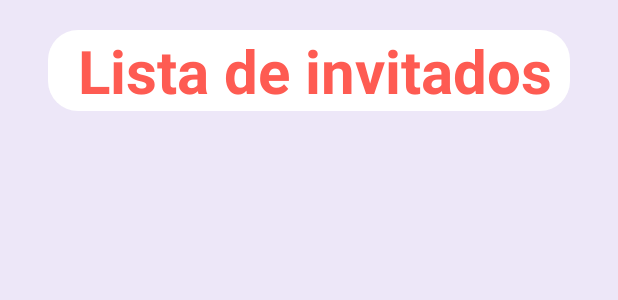
After one commit to guidochavarris2/reuu_premium, an Android app: the layout activity_lista_de_invitados.xml on its own in the app's theme, with its tools: preview values and no code run, on a phone screen of 412 x 824 dp. The commit adds this screen. Shown: the top 300 px of the screen. Run offline under Robolectric (Android 15) with nearby library versions, the phone set to English and light mode, and no system bars.

Commit message:
Commit Aldo, Lista de invitaddos

```diff
--- a/app/src/main/java/com/example/reeu_premium/Principal.java
+++ b/app/src/main/java/com/example/reeu_premium/Principal.java
@@ -4,6 +4,7 @@ import androidx.appcompat.app.AppCompatActivity;
 
 import android.content.Intent;
 import android.os.Bundle;
+import android.util.Log;
 import android.view.View;
 import android.widget.Button;
 
--- /dev/null
+++ b/app/src/main/res/layout/activity_lista_de_invitados.xml
@@ -0,0 +1,61 @@
+<?xml version="1.0" encoding="utf-8"?>
+<androidx.constraintlayout.widget.ConstraintLayout xmlns:android="http://schemas.android.com/apk/res/android"
+    xmlns:app="http://schemas.android.com/apk/res-auto"
+    xmlns:tools="http://schemas.android.com/tools"
+    android:layout_width="match_parent"
+    android:layout_height="match_parent"
+    tools:context=".Lista_de_invitados"
+    android:background="#EDE7F8">
+
+
+    <View
+        android:id="@+id/_bg_lista"
+        android:layout_marginStart="0dp"
+        android:layout_marginTop="0dp"
+        android:layout_width="match_parent"
+        android:layout_height="match_parent" />
+
+    <ScrollView
+        android:layout_width="match_parent"
+        android:layout_height="match_parent"
+        app:layout_constraintBottom_toBottomOf="parent"
+        app:layout_constraintEnd_toEndOf="parent"
+        app:layout_constraintStart_toStartOf="parent"
+        app:layout_constraintTop_toTopOf="parent">
+
+        <LinearLayout
+            android:layout_width="match_parent"
+            android:layout_height="wrap_content"
+            android:orientation="vertical"
+            android:paddingStart="32dp"
+            android:paddingEnd="32dp">
+
+            <androidx.constraintlayout.widget.ConstraintLayout
+                android:layout_width="match_parent"
+                android:layout_height="match_parent"
+                android:layout_marginTop="20dp">
+
+                <TextView
+                    android:id="@+id/txtLista_invitados"
+                    android:layout_width="wrap_content"
+                    android:layout_height="wrap_content"
+                    android:text="  Lista de invitados  "
+                    android:textColor="#fe5b52"
+                    android:textSize="40sp"
+                    android:background="@drawable/white_background"
+                    android:textStyle="bold"
+                    app:layout_constraintStart_toStartOf="parent"
+                    app:layout_constraintTop_toTopOf="parent" />
+            </androidx.constraintlayout.widget.ConstraintLayout>
+
+            <ListView
+                android:id="@+id/ListViewInvitado"
+                android:layout_marginTop="10dp"
+                android:layout_width="match_parent"
+                android:layout_height="match_parent" />
+
+
+        </LinearLayout>
+    </ScrollView>
+
+</androidx.constraintlayout.widget.ConstraintLayout>
```
Also changed, not shown: app/src/main/AndroidManifest.xml (+7 -0 lines), app/src/main/java/com/example/reeu_premium/Lista_de_invitados.java (added, +22 -0 lines), app/src/main/res/layout/activity_main.xml (+10 -6 lines), app/src/main/res/layout/elementos_lista_invitados.xml (added, +43 -0 lines).
